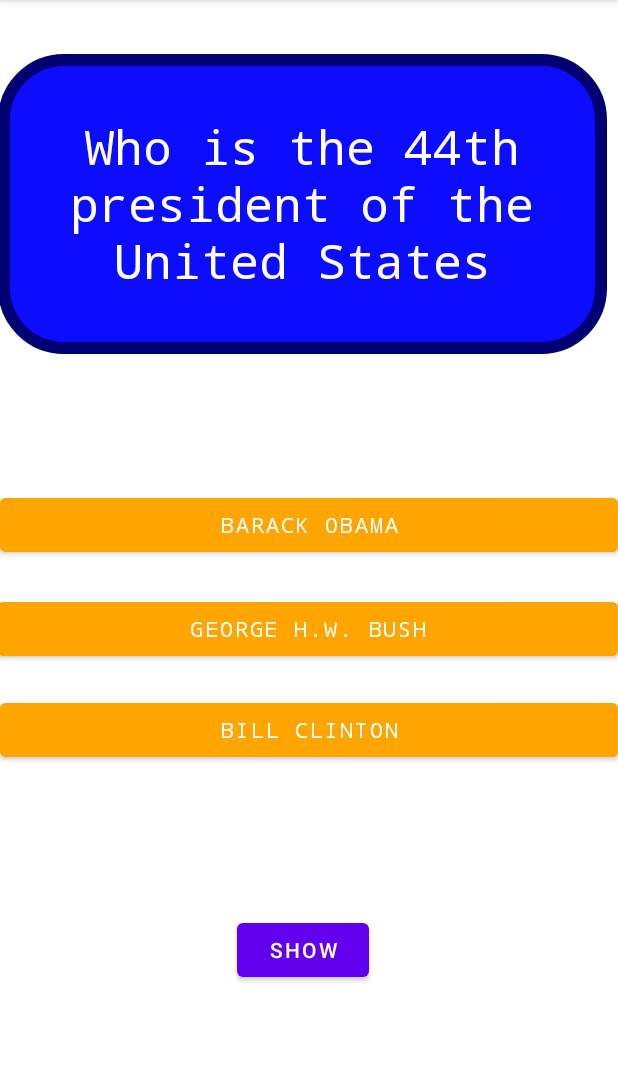
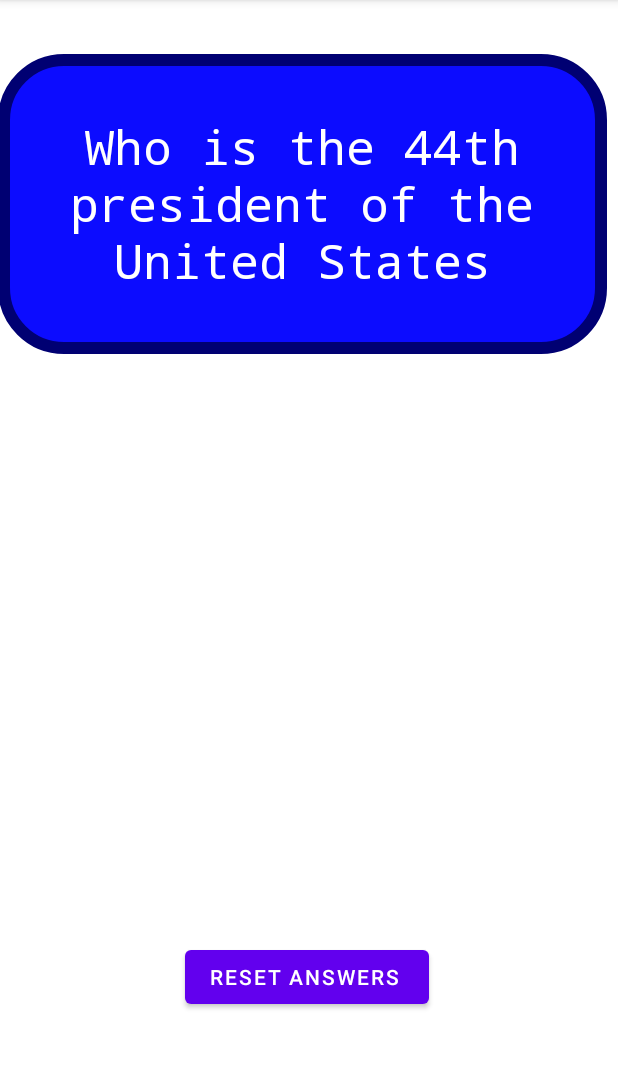
Before and after one commit to boyishi/Flashcard-App, an Android app: the screen it shows after launch (MainActivity), after a tap on an icon or button, on a phone screen of 412 x 824 dp, the part 84-1153 px from its top. Run offline under Robolectric (Android 15) with nearby library versions, the phone set to English and light mode, and no system bars.

Commit message:
Added reset button

```diff
--- a/app/src/main/java/com/example/flashcardapp/MainActivity.java
+++ b/app/src/main/java/com/example/flashcardapp/MainActivity.java
@@ -27,21 +27,13 @@
         final boolean[] clicked = {false};
 
         showAnswers.setOnClickListener(new View.OnClickListener() {
-            @Override
+             @Override
             public void onClick(View v) {
-                if (visible[0]){
-                    optionA.setVisibility(View.INVISIBLE);
-                    optionB.setVisibility(View.INVISIBLE);
-                    optionC.setVisibility(View.INVISIBLE);
-                }
-                else {
-                    optionA.setVisibility(View.VISIBLE);
-                    optionB.setVisibility(View.VISIBLE);
-                    optionC.setVisibility(View.VISIBLE);
-                }
-
-                visible[0] = !visible[0];
-            }
+                 clicked[0] = false;
+                 optionA.setBackgroundTintList(getResources().getColorStateList(R.color.orange));
+                 optionB.setBackgroundTintList(getResources().getColorStateList(R.color.orange));
+                 optionC.setBackgroundTintList(getResources().getColorStateList(R.color.orange));
+             }
         });
 
         optionA.setOnClickListener(new View.OnClickListener() {
@@ -79,14 +71,19 @@
         });
 
         questionBox.setOnClickListener(new View.OnClickListener() {
-            @Override
             public void onClick(View v) {
-                clicked[0] = false;
-                optionA.setBackgroundTintList(getResources().getColorStateList(R.color.orange));
-                optionB.setBackgroundTintList(getResources().getColorStateList(R.color.orange));
-                optionC.setBackgroundTintList(getResources().getColorStateList(R.color.orange));
+                if (visible[0]) {
+                    optionA.setVisibility(View.INVISIBLE);
+                    optionB.setVisibility(View.INVISIBLE);
+                    optionC.setVisibility(View.INVISIBLE);
+                } else {
+                    optionA.setVisibility(View.VISIBLE);
+                    optionB.setVisibility(View.VISIBLE);
+                    optionC.setVisibility(View.VISIBLE);
+                }
+
+                visible[0] = !visible[0];
             }
         });
-
     }
 }
--- a/app/src/main/res/layout/activity_main.xml
+++ b/app/src/main/res/layout/activity_main.xml
@@ -79,10 +79,11 @@
         android:layout_alignParentTop="true"
 
 
-        android:layout_marginStart="158dp"
-        android:layout_marginTop="609dp"
+        android:layout_marginStart="123dp"
+        android:layout_marginTop="627dp"
         android:layout_marginBottom="71dp"
-        android:text="Show" />
+        android:text="rESET aNSWERS
+" />
 
 
 </RelativeLayout>
```
